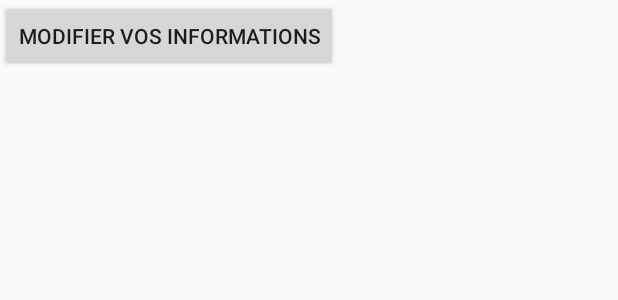
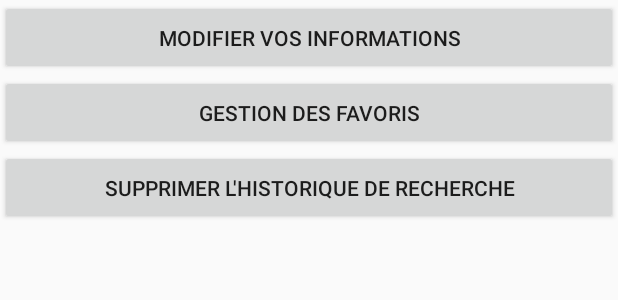
Before and after one commit to ValerianGuivarchAppstud/WakeMeUp, an Android app: the layout fragment_settings.xml on its own in the app's theme, with its tools: preview values and no code run, on a phone screen of 412 x 824 dp. Shown: the top 300 px of the screen. Run offline under Robolectric (Android 15) with nearby library versions, the phone set to English and light mode, and no system bars.

Commit message:
Signed-off-by: enzobuffo <enzobuffo99@gmail.com>
Clean code

```diff
--- a/app/src/main/java/com/wakemeup/reveil/ReveilSonneActivity.kt
+++ b/app/src/main/java/com/wakemeup/reveil/ReveilSonneActivity.kt
@@ -37,7 +37,7 @@ class ReveilSonneActivity : AppCompatActivity() {
         }
 
         //musique test
-        currentSong = Song("fHI8X4OXluQ", "Blinding the light", "The weekdn", "test",0, 100)
+        //currentSong = Song("fHI8X4OXluQ", "Blinding the light", "The weekdn", "test",0, 100)
 
         youTubePlayerView = findViewById(R.id.youtubePlayReveil)
         lifecycle.addObserver(youTubePlayerView)
--- a/app/src/main/res/layout/activity_reveil_edit.xml
+++ b/app/src/main/res/layout/activity_reveil_edit.xml
@@ -126,7 +126,7 @@
         app:layout_constraintEnd_toStartOf="@+id/bouton_supprimer_reveil"
         app:layout_constraintStart_toStartOf="parent"
         app:layout_constraintTop_toBottomOf="@+id/edit_liste_jour"
-        app:layout_constraintVertical_bias="0.553" />
+        app:layout_constraintVertical_bias="0.541" />
 
     <Button
         android:id="@+id/bouton_supprimer_reveil"
@@ -139,8 +139,6 @@
         app:layout_constraintTop_toBottomOf="@+id/edit_liste_jour"
         app:layout_constraintVertical_bias="0.2" />
 
-
-
     />
 
 </androidx.constraintlayout.widget.ConstraintLayout>
--- a/app/src/main/res/layout/fragment_settings.xml
+++ b/app/src/main/res/layout/fragment_settings.xml
@@ -3,11 +3,22 @@
     android:id="@+id/layout"
     android:layout_width="match_parent"
     android:layout_height="match_parent"
-    xmlns:app="http://schemas.android.com/apk/res-auto">
+    xmlns:app="http://schemas.android.com/apk/res-auto"
+    android:orientation="vertical">
 
     <Button
         android:id="@+id/button_edit_user"
-        android:layout_width="wrap_content"
-        android:layout_height="wrap_content"
+        android:layout_width="match_parent"
+        android:layout_height="50dp"
         android:text="Modifier vos informations" />
+    <Button
+        android:id="@+id/button_gestionFavori"
+        android:layout_width="match_parent"
+        android:layout_height="50dp"
+        android:text="Gestion des favoris" />
+    <Button
+        android:id="@+id/button_gestion_historique"
+        android:layout_width="match_parent"
+        android:layout_height="50dp"
+        android:text="Supprimer l'historique de recherche" />
 </LinearLayout>
```
Also changed, not shown: app/src/main/java/com/wakemeup/SettingsUser.kt (+25 -4 lines), app/src/main/java/com/wakemeup/song/VideoFragment.kt (+10 -1 lines), app/src/main/java/com/wakemeup/song/VideosFavoris.kt (+14 -1 lines).
